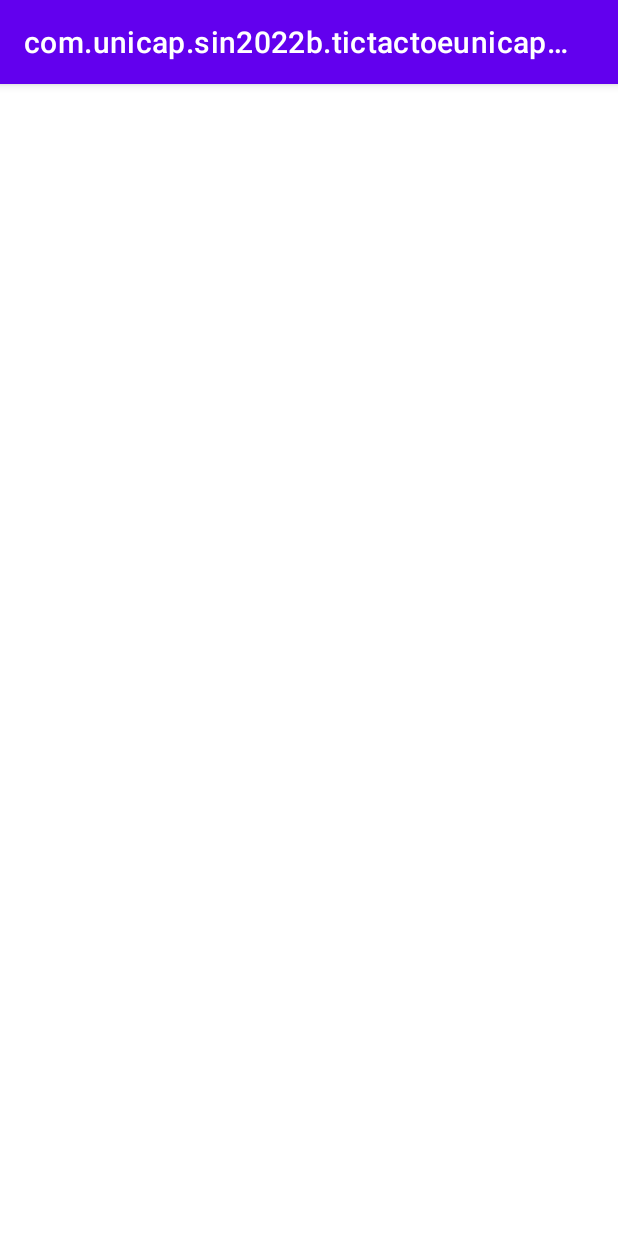
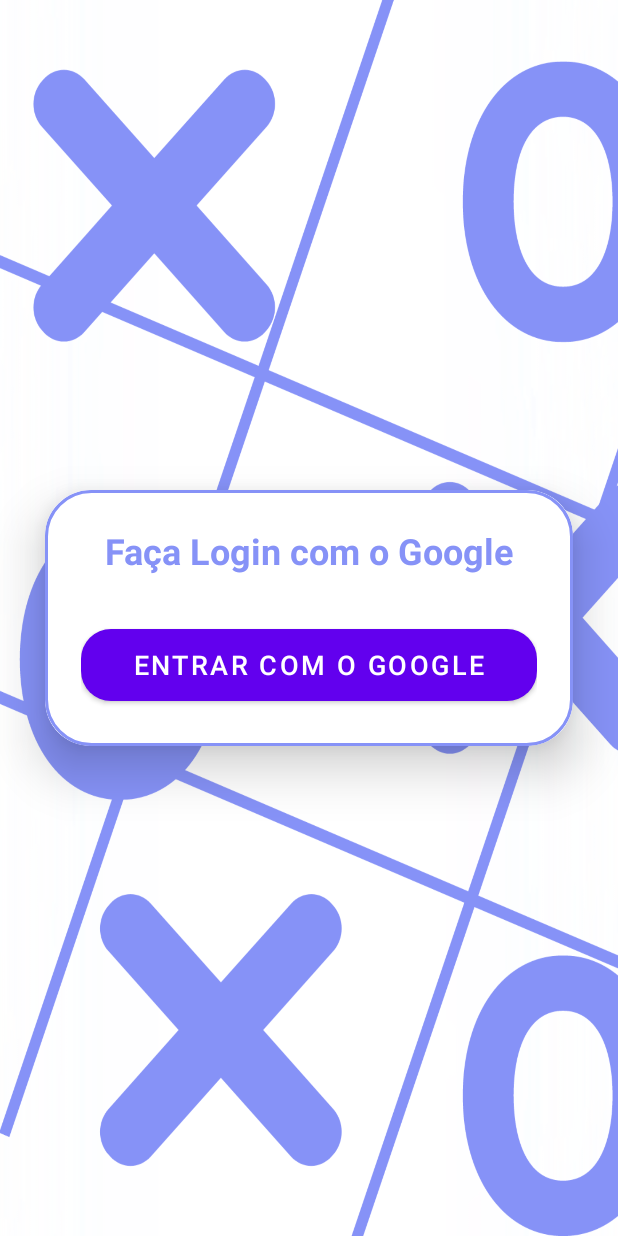
Before and after one commit to hylansilvadev/tik-tak-toe-unicap-sin-2024.1, an Android app: the screen it shows after launch (LoginActivity), on a phone screen of 412 x 824 dp. Run offline under Robolectric (Android 15) with nearby library versions, the phone set to English and light mode, and no system bars; our stand-ins replace Firebase (no records; nobody signed in at launch, a user with empty details on screens opened directly); 2 statements that could not run were skipped.

Commit message:
Design: Adicionando os layouts e modificando os designs

```diff
--- /dev/null
+++ b/app/src/main/res/drawable/lavander_border.xml
@@ -0,0 +1,11 @@
+<?xml version="1.0" encoding="utf-8"?>
+<shape xmlns:android="http://schemas.android.com/apk/res/android"
+    android:shape="rectangle">
+    <solid
+        android:color="@color/white"/>
+    <corners
+        android:radius="30dp"/>
+    <stroke
+        android:color="@color/lavender"
+        android:width="2dp"/>
+</shape>
--- /dev/null
+++ b/app/src/main/res/layout/activity_login.xml
@@ -0,0 +1,48 @@
+<?xml version="1.0" encoding="utf-8"?>
+<RelativeLayout
+    xmlns:android="http://schemas.android.com/apk/res/android"
+    xmlns:app="http://schemas.android.com/apk/res-auto"
+    xmlns:tools="http://schemas.android.com/tools"
+    android:id="@+id/main"
+    android:layout_width="match_parent"
+    android:layout_height="match_parent"
+    android:gravity="center"
+    android:background="@drawable/pagebkg"
+    tools:context=".LoginActivity">
+
+    <androidx.cardview.widget.CardView
+        android:layout_width="match_parent"
+        android:layout_height="wrap_content"
+        android:layout_margin="30dp"
+        app:cardCornerRadius="30dp"
+        app:cardElevation="20dp">
+        <LinearLayout
+            android:layout_width="match_parent"
+            android:layout_height="wrap_content"
+            android:orientation="vertical"
+            android:layout_gravity="center_horizontal"
+            android:padding="24dp"
+            android:background="@drawable/lavander_border">
+            <TextView
+                android:layout_width="match_parent"
+                android:layout_height="wrap_content"
+                android:text="Faça Login com o Google"
+                android:textAlignment="center"
+                android:textSize="24dp"
+                android:textStyle="bold"
+                android:textColor="@color/lavender"/>
+            <Button
+                android:layout_width="match_parent"
+                android:layout_height="60dp"
+                android:layout_marginTop="30dp"
+                android:id="@+id/BtnSingin"
+                android:text="Entrar com o google"
+                android:textColor="@color/white"
+                android:textSize="18sp"
+                app:cornerRadius = "20dp"/>
+
+
+        </LinearLayout>
+    </androidx.cardview.widget.CardView>
+
+</RelativeLayout>
--- a/app/src/main/res/values-night/themes.xml
+++ b/app/src/main/res/values-night/themes.xml
@@ -1,13 +1,13 @@
 <resources xmlns:tools="http://schemas.android.com/tools">
     <!-- Base application theme. -->
-    <style name="Theme.TicTacToeUnicap20241" parent="Theme.MaterialComponents.DayNight.DarkActionBar">
+    <style name="Theme.TicTacToeUnicap20241" parent="Theme.MaterialComponents.DayNight.NoActionBar">
         <!-- Primary brand color. -->
-        <item name="colorPrimary">@color/purple_200</item>
+        <item name="colorPrimary">@color/purple_500</item>
         <item name="colorPrimaryVariant">@color/purple_700</item>
-        <item name="colorOnPrimary">@color/black</item>
+        <item name="colorOnPrimary">@color/white</item>
         <!-- Secondary brand color. -->
         <item name="colorSecondary">@color/teal_200</item>
-        <item name="colorSecondaryVariant">@color/teal_200</item>
+        <item name="colorSecondaryVariant">@color/teal_700</item>
         <item name="colorOnSecondary">@color/black</item>
         <!-- Status bar color. -->
         <item name="android:statusBarColor">?attr/colorPrimaryVariant</item>
--- a/app/src/main/res/values/colors.xml
+++ b/app/src/main/res/values/colors.xml
@@ -1,10 +1,11 @@
 <?xml version="1.0" encoding="utf-8"?>
 <resources>
-    <color name="purple_200">#FFBB86FC</color>
+    <color name="purple_200">#FF8886FC</color>
     <color name="purple_500">#FF6200EE</color>
     <color name="purple_700">#FF3700B3</color>
     <color name="teal_200">#FF03DAC5</color>
     <color name="teal_700">#FF018786</color>
     <color name="black">#FF000000</color>
     <color name="white">#FFFFFFFF</color>
+    <color name="lavender">#8692F7</color>
 </resources>
--- a/app/src/main/res/values/themes.xml
+++ b/app/src/main/res/values/themes.xml
@@ -1,6 +1,6 @@
 <resources xmlns:tools="http://schemas.android.com/tools">
     <!-- Base application theme. -->
-    <style name="Theme.TicTacToeUnicap20241" parent="Theme.MaterialComponents.DayNight.DarkActionBar">
+    <style name="Theme.TicTacToeUnicap20241" parent="Theme.MaterialComponents.DayNight.NoActionBar">
         <!-- Primary brand color. -->
         <item name="colorPrimary">@color/purple_500</item>
         <item name="colorPrimaryVariant">@color/purple_700</item>
```
Also changed, not shown: app/src/main/res/drawable/black_border.xml (added, +11 -0 lines), app/src/main/res/drawable/white_box.xml (added, +12 -0 lines), app/src/main/res/layout/activity_details.xml (added, +10 -0 lines), app/src/main/res/drawable/ic_oicon.png (added), app/src/main/res/drawable/ic_xicon.png (added), app/src/main/res/drawable/oimage.png (added), app/src/main/res/drawable/pagebkg.png (added), app/src/main/res/drawable/ximage.png (added).
